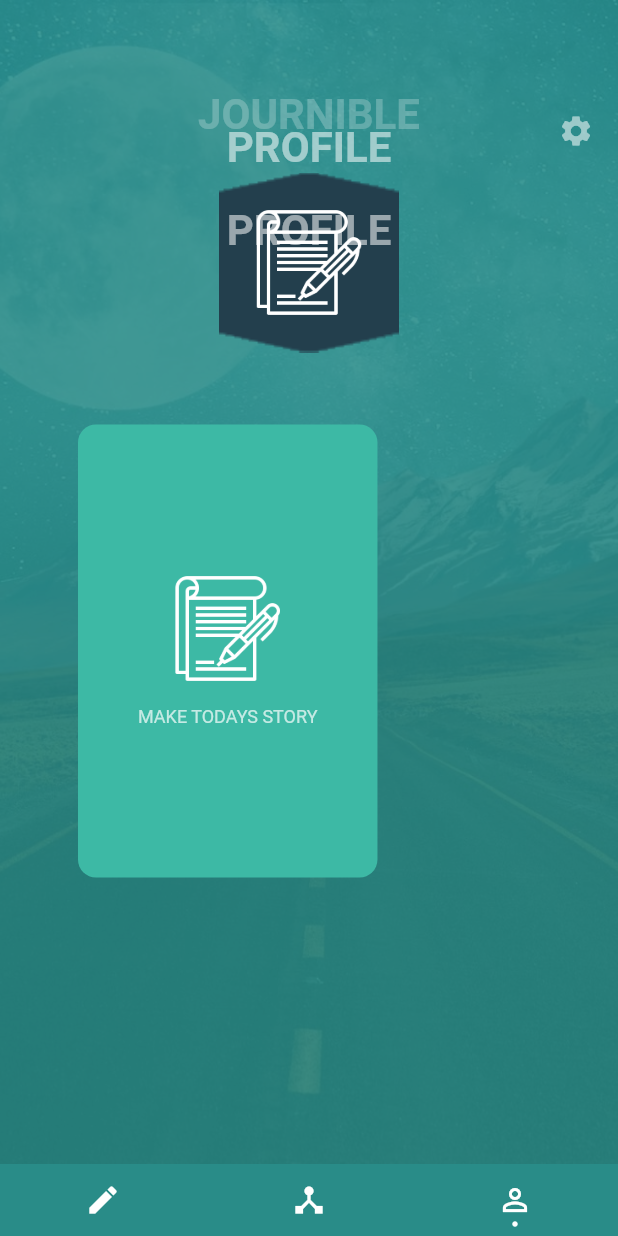
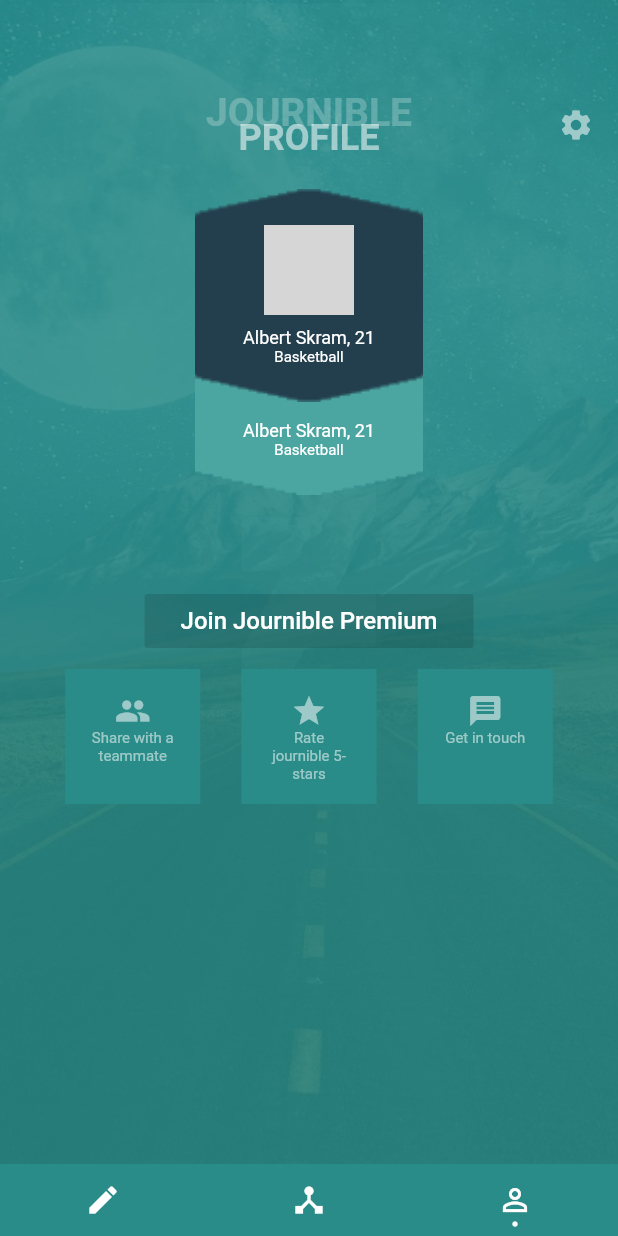
Before and after one commit to playerthong/flutter-profile, a Flutter app: the screen it shows after launch, item 3 of the bottom bar chosen, on a phone screen of 412 x 824 dp. Run offline on Flutter 3.47's test engine with Material 2 defaults, Android fonts, the phone set to English and light mode, and no system bars; network calls fail; grey boxes are pictures that could not be loaded.

Commit message:
Update color and language

```diff
--- a/flutter_profile/lib/l10n/intl_en.arb
+++ b/flutter_profile/lib/l10n/intl_en.arb
@@ -7,7 +7,7 @@
   "profile": "PROFILE",
   "profileJournible": "JOURNIBLE",
   "profileJoinJourniblePremium": "Join Journible Premium",
-  "profileShareWithATeammate": "Share with a teammate",
+  "profileShareWithATeammate": "Share with a\nteammate",
   "profileRateJournible5Stars": "Rate journible 5-stars",
   "profileGetInTouch": "Get in touch"
 }
--- a/flutter_profile/lib/resource/app_colors.dart
+++ b/flutter_profile/lib/resource/app_colors.dart
@@ -4,5 +4,6 @@ class AppColors {
   static const Color PRIMARY_COLOR = Color(0xFF298c88);
   static const Color SECOND_COLOR = Color(0xFF3db9a5);
   static const Color OVERLAY_BACKGROUND_COLOR = Color(0xE0298c88);
+  static const Color OVERLAY_BACKGROUND_COLOR_BUTTON = Color(0x20000000);
   static const Color TRANSPARENT_BACKGROUND_COLOR = Color(0x00000000);
 }
--- a/flutter_profile/lib/screens/profile_screen.dart
+++ b/flutter_profile/lib/screens/profile_screen.dart
@@ -43,10 +43,10 @@ class ProfileState extends BaseState<ProfileScreen> {
                             child: Stack(
                               alignment: Alignment.topCenter,
                               children: <Widget>[
-                                Text(S.of(context).profileJournible,style: TextStyle(color: Colors.white24,fontWeight: FontWeight.bold, fontSize: 28.0),),
+                                Text(S.of(context).profileJournible,style: TextStyle(color: Colors.white24,fontWeight: FontWeight.bold, fontSize: 26.0),),
                                 Container(
-                                    margin: new EdgeInsets.only(top: 22.0,),
-                                    child: Text(S.of(context).profile,style: TextStyle(color: Colors.white54,fontWeight: FontWeight.bold, fontSize: 28.0),)
+                                    margin: new EdgeInsets.only(top: 18.0,),
+                                    child: Text(S.of(context).profile,style: TextStyle(color: Colors.white54,fontWeight: FontWeight.bold, fontSize: 24.0),)
                                 )
                               ],
                             )
@@ -65,61 +65,112 @@ class ProfileState extends BaseState<ProfileScreen> {
                           ),
                         ]
                 ),
+                SizedBox(height: 20,),
                 Stack(
                   alignment: Alignment.topCenter,
                   children: <Widget>[
                     Container(
-                        padding: new EdgeInsets.all(24),
+                        margin:EdgeInsets.only(top: 50),
+                        padding:  EdgeInsets.only(top: 24,bottom: 24,left: 32,right: 32),
+                        decoration:  BoxDecoration(
+                          image:  DecorationImage(image:  AssetImage("assets/bg_avatar_light_blue.png"), fit: BoxFit.cover,),
+                        ),
+                        child: Column(
+                          children: <Widget>[
+                            SizedBox(height: 80,width: 60,),
+                            Text('Albert Skram, 21',style: TextStyle(color: Colors.white, fontSize: 12.0)),
+                            Text('Basketball',style: TextStyle(color: Colors.white, fontSize: 10.0))
+                          ],
+                        )
+                    ),
+                    Container(
+                        padding: new EdgeInsets.only(top: 24,bottom: 24,left: 32,right: 32),
                       decoration: new BoxDecoration(
                         image: new DecorationImage(image: new AssetImage("assets/bg_avatar_blue.png"), fit: BoxFit.cover,),
                       ),
                       child: Column(
                         children: <Widget>[
-                          Image.asset(
-                            'assets/paper.png',
-                            fit: BoxFit.cover,
-                            width: 72,
-                            height: 72,
+                          CircleAvatar(
+                            radius: 30,
+                            backgroundImage: NetworkImage('https://cdn.vietnammoi.vn/stores/news_dataimages/vudt/112017/29/23/5204_ebvv-fyfzhap5408766-1497427103-2487-8512-1511842926.jpg'),
                           ),
+                          SizedBox(height: 8,),
+                          Text('Albert Skram, 21',style: TextStyle(color: Colors.white, fontSize: 12.0)),
+                          Text('Basketball',style: TextStyle(color: Colors.white, fontSize: 10.0))
                         ],
                       )
                     ),
 
-                    Container(
-                        margin: new EdgeInsets.only(top: 22.0,),
-                        child: Text(S.of(context).profile,style: TextStyle(color: Colors.white54,fontWeight: FontWeight.bold, fontSize: 28.0),)
-                    )
                   ],
                 ),
+                SizedBox(height: 60,),
+                FlatButton(
+
+                  color: AppColors.OVERLAY_BACKGROUND_COLOR_BUTTON,
+                  textColor: Colors.white,
+                  disabledColor: Colors.grey,
+                  disabledTextColor: Colors.black,
+                  padding: EdgeInsets.only(left:24,right: 24,top: 8,bottom: 8),
+                  splashColor: Colors.blueAccent,
+                  onPressed: () {
+                    /*...*/
+                  },
+                  child: Text(
+                    S.of(context).profileJoinJourniblePremium,
+                    style: TextStyle(fontSize: 16.0),
+                  ),
+                ),
+                SizedBox(height: 8,),
                 Row(
-                  mainAxisAlignment: MainAxisAlignment.start,
-                  children: <Widget>[
-                    Container(
-                      padding: new EdgeInsets.symmetric(horizontal: 40,vertical: 100),
-                      margin: new EdgeInsets.symmetric(horizontal: 52,vertical: 48),
-                      decoration: BoxDecoration(
-                          color: AppColors.SECOND_COLOR,
-                          shape: BoxShape.rectangle,
-                          borderRadius: BorderRadius.only(
-                              topLeft: Radius.circular(12.0),
-                              topRight: Radius.circular(12.0),
-                              bottomLeft:Radius.circular(12.0) ,
-                              bottomRight: Radius.circular(12.0))),
-                      child: Column(
-                        children: <Widget>[
-                          Image.asset(
-                            'assets/paper.png',
-                            fit: BoxFit.cover,
-                            width: 72,
-                            height: 72,
-                          ),
-                          SizedBox(height: 16),
-                          Text(S.of(context).storyMakeTodayStory,style: TextStyle(color: Colors.white70, fontSize: 12.0,))
-                        ],
+                    mainAxisAlignment: MainAxisAlignment.spaceEvenly,
+                    children: [
+                      Container(
+                          width: 90,
+                          height: 90,
+                          margin:  EdgeInsets.only(left:24.0),
+                          padding: EdgeInsets.all(16),
+                          color: AppColors.PRIMARY_COLOR,
+                          child: Column(
+                                  crossAxisAlignment: CrossAxisAlignment.center,
+                                  children: <Widget>[
+                                    Icon(Icons.group, color: Colors.white54),
+                                    Text(S.of(context).profileShareWithATeammate,textAlign: TextAlign.center,style: TextStyle(color: Colors.white54, fontSize: 10.0))
+                                  ],
+                          )
                       ),
-                    )
-                  ],
-                )
+
+                      Container(
+                          width: 90,
+                          height: 90,
+                          margin:  EdgeInsets.only(left:8.0,right: 8),
+                          padding: EdgeInsets.all(16),
+                          color: AppColors.PRIMARY_COLOR,
+                          child: Column(
+                            crossAxisAlignment: CrossAxisAlignment.center,
+                            children: <Widget>[
+                              Icon(Icons.star, color: Colors.white54),
+                              Text(S.of(context).profileRateJournible5Stars,textAlign: TextAlign.center,style: TextStyle(color: Colors.white54, fontSize: 10.0))
+                            ],
+                          )
+                      ),
+
+                      Container(
+                          width: 90,
+                          height: 90,
+                          margin:  EdgeInsets.only(right: 24),
+                          padding: EdgeInsets.all(16),
+                          color: AppColors.PRIMARY_COLOR,
+                          child: Column(
+                            crossAxisAlignment: CrossAxisAlignment.center,
+                            children: <Widget>[
+                              Icon(Icons.message, color: Colors.white54),
+                              Text(S.of(context).profileGetInTouch,textAlign: TextAlign.center,style: TextStyle(color: Colors.white54, fontSize: 10.0))
+                            ],
+                          )
+                      ),
+
+                    ]
+                ),
               ],
             ),
           )
```
Also changed, not shown: flutter_profile/lib/generated/intl/messages_en.dart, flutter_profile/lib/generated/l10n.dart.
